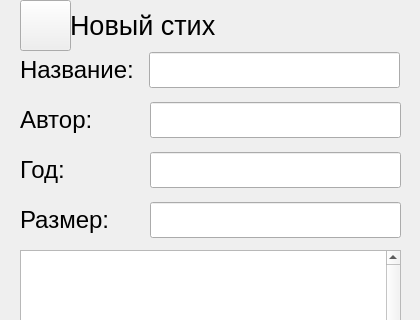
The window that UIs/VerseCreationForm.ui (Krahjotdaan/LearningPoem) describes before a commit, drawn with Qt 5; both pictures show x 0 to 420 and y 0 to 320 of the 420 by 700 pixel window.
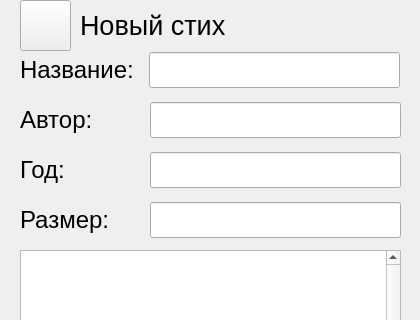
The same window after the commit.

Patch:
```diff
--- a/UIs/VerseCreationForm.ui
+++ b/UIs/VerseCreationForm.ui
@@ -237,9 +237,9 @@
    <widget class="QWidget" name="horizontalLayoutWidget_2">
     <property name="geometry">
      <rect>
-      <x>70</x>
+      <x>80</x>
       <y>0</y>
-      <width>331</width>
+      <width>321</width>
       <height>51</height>
      </rect>
     </property>
```
